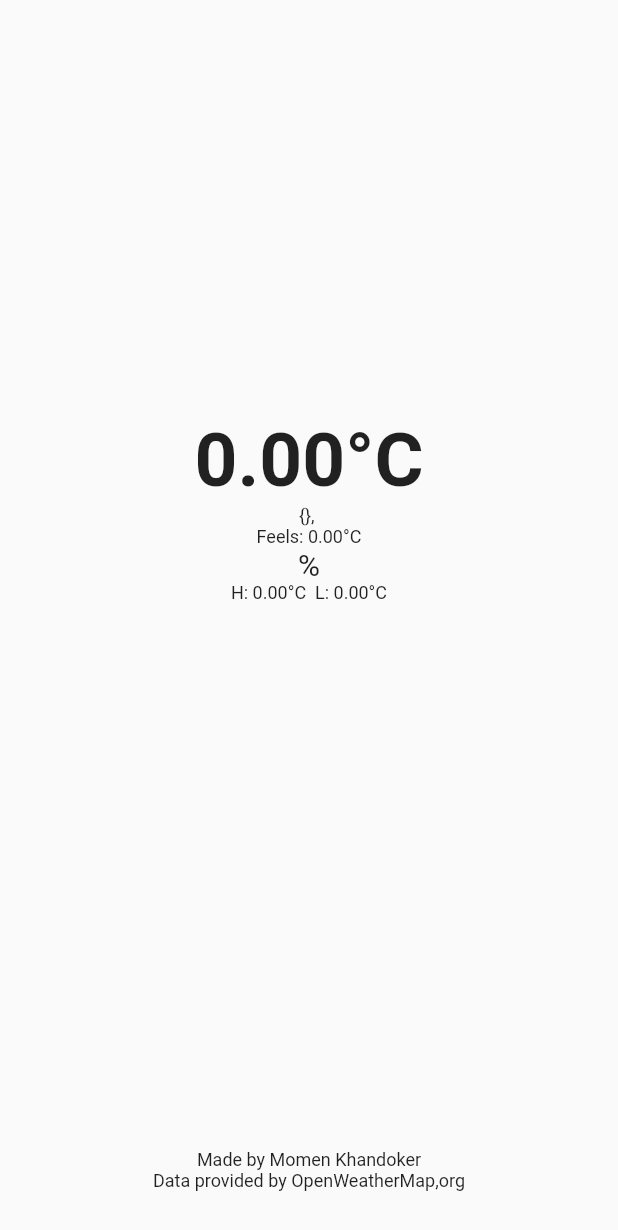
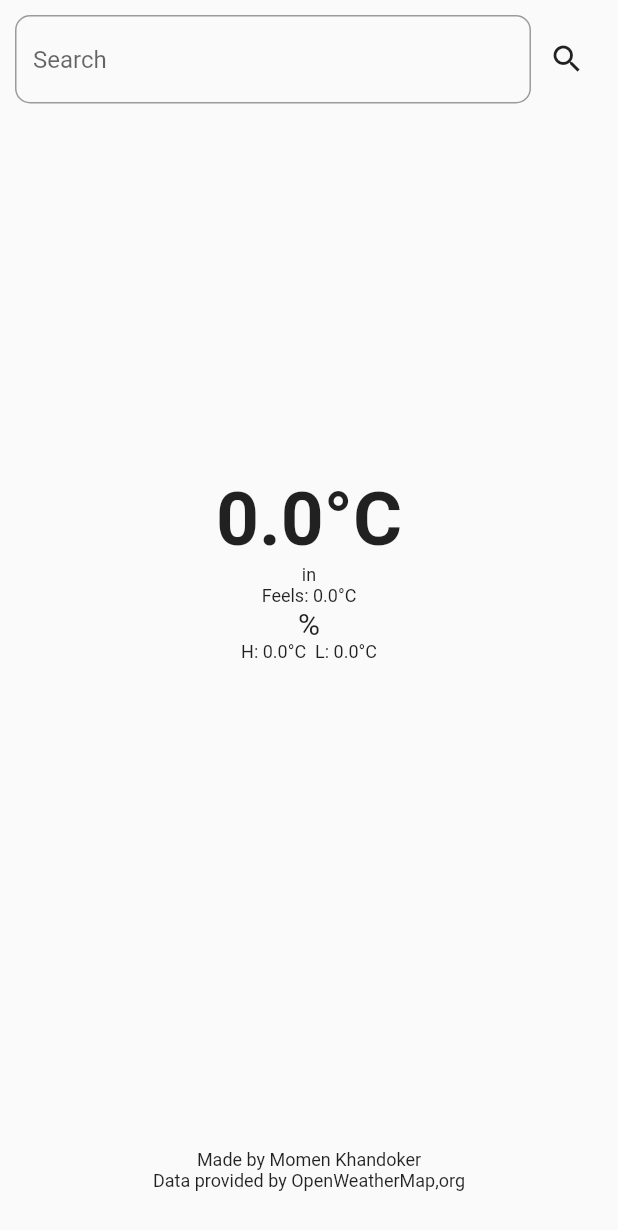
Before and after one commit to opi919/weather_app_2, a Flutter app: the Home screen opened directly with empty values, on a phone screen of 412 x 824 dp. Shown: the top 1230 px of the screen. Run offline on Flutter 3.47's test engine with Material 2 defaults, Android fonts, the phone set to English and light mode, and no system bars; network calls fail.

Commit message:
search functionality added

```diff
--- a/lib/Activity/home.dart
+++ b/lib/Activity/home.dart
@@ -1,5 +1,3 @@
-import 'dart:convert';
-
 import 'package:flutter/material.dart';
 
 class Home extends StatefulWidget {
@@ -10,17 +8,46 @@ class Home extends StatefulWidget {
 }
 
 class _HomeState extends State<Home> {
+  TextEditingController searchController = TextEditingController();
   @override
   Widget build(BuildContext context) {
     Map info = ModalRoute.of(context)!.settings.arguments as Map;
     return Scaffold(
       body: SafeArea(
-        child: Container(
         child: Column(
           children: [
+            // search
+            Container(
+              padding: EdgeInsets.all(10),
+              child: Row(
+                children: [
+                  Expanded(
+                    child: TextField(
+                      controller: searchController,
+                      decoration: InputDecoration(
+                        hintText: "Search",
+                        border: OutlineInputBorder(
+                          borderRadius: BorderRadius.circular(10),
+                        ),
+                      ),
+                    ),
+                  ),
+                  IconButton(
+                    onPressed: () {
+                      if (searchController.text.isNotEmpty) {
+                        Navigator.pushNamed(context, "/loading", arguments: {
+                          "text": searchController.text,
+                        });
+                      }
+                    },
+                    icon: Icon(Icons.search),
+                  ),
+                ],
+              ),
+            ),
             Expanded(
               child: Container(
-                  decoration: BoxDecoration(
+                  decoration: const BoxDecoration(
                       // color: Colors.green,
                       ),
                   child: Column(
@@ -32,25 +59,25 @@ class _HomeState extends State<Home> {
                             alignment: Alignment.center,
                             width: 200,
                             height: 200,
-                            decoration: BoxDecoration(
+                            decoration: const BoxDecoration(
                                 // color: Colors.blue.withOpacity(0.5),
                                 ),
                             child: Column(
                               children: [
                                 // show double value to 2 point
                                 Text(
-                                  "${double.parse(info["temp"]).toStringAsFixed(2)}°C",
-                                  style: TextStyle(
+                                  "${double.parse(info["temp"])}°C",
+                                  style: const TextStyle(
                                     fontSize: 50,
                                     fontWeight: FontWeight.bold,
                                   ),
                                 ),
                                 Text(
-                                  "${info["main"]}, ${info["city"]}",
-                                  style: TextStyle(fontSize: 12),
+                                  "${info["description"]} in ${info["city"]}",
+                                  style: const TextStyle(fontSize: 12),
                                 ),
                                 Text(
-                                  "Feels: ${double.parse(info["feelsLike"]).toStringAsFixed(2)}°C",
+                                  "Feels: ${double.parse(info["feelsLike"])}°C",
                                   style: TextStyle(fontSize: 12),
                                 ),
                                 Text(
@@ -58,7 +85,7 @@ class _HomeState extends State<Home> {
                                   style: TextStyle(fontSize: 20),
                                 ),
                                 Text(
-                                  "H: ${double.parse(info["tempMin"]).toStringAsFixed(2)}°C  L: ${double.parse(info["tempMax"]).toStringAsFixed(2)}°C",
+                                  "H: ${double.parse(info["tempMin"])}°C  L: ${double.parse(info["tempMax"])}°C",
                                   style: TextStyle(fontSize: 12),
                                 ),
                               ],
@@ -82,12 +109,18 @@ class _HomeState extends State<Home> {
                     child: Column(
                       mainAxisAlignment: MainAxisAlignment.end,
                       children: [
-                        Text("Made by Momen Khandoker",style: TextStyle(
+                        Text(
+                          "Made by Momen Khandoker",
+                          style: TextStyle(
                             fontSize: 12,
-                        ),),
-                        Text("Data provided by OpenWeatherMap,org",style: TextStyle(
+                          ),
+                        ),
+                        Text(
+                          "Data provided by OpenWeatherMap,org",
+                          style: TextStyle(
                             fontSize: 12,
-                        ),),
+                          ),
+                        ),
                       ],
                     ),
                   ),
@@ -95,7 +128,7 @@ class _HomeState extends State<Home> {
               ],
             )
           ],
-        )),
+        ),
       ),
     );
   }
--- a/lib/main.dart
+++ b/lib/main.dart
@@ -2,13 +2,13 @@
 import 'package:flutter/material.dart';
 import 'package:weather_app_2/Activity/home.dart';
 import 'package:weather_app_2/Activity/loading.dart';
-import 'package:weather_app_2/Activity/location.dart';
 
 void main(){
   runApp(MaterialApp(
     routes: {
       "/" : (context) => Loading(),
       "/home" : (context) => Home(),
+      "/loading" : (context) => Loading(),
     },
   ));
 }
```
Also changed, not shown: lib/Activity/loading.dart (+11 -3 lines), lib/Components/GetData.dart (+4 -8 lines). Lines whose indentation alone changed are shown as unchanged.
